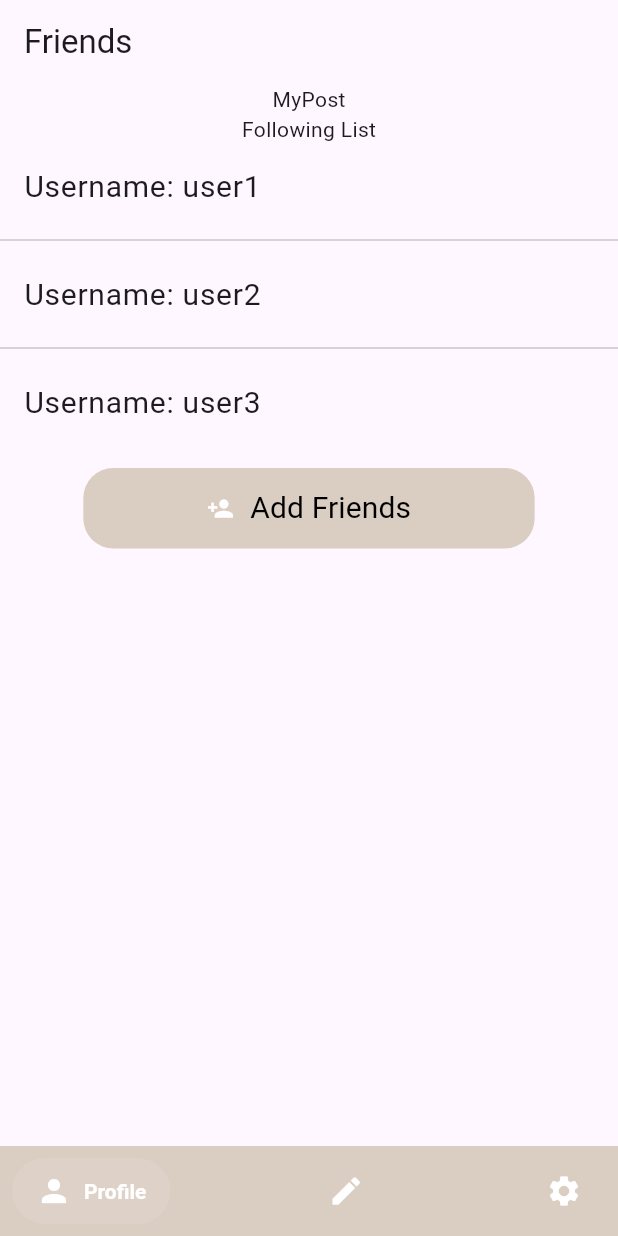
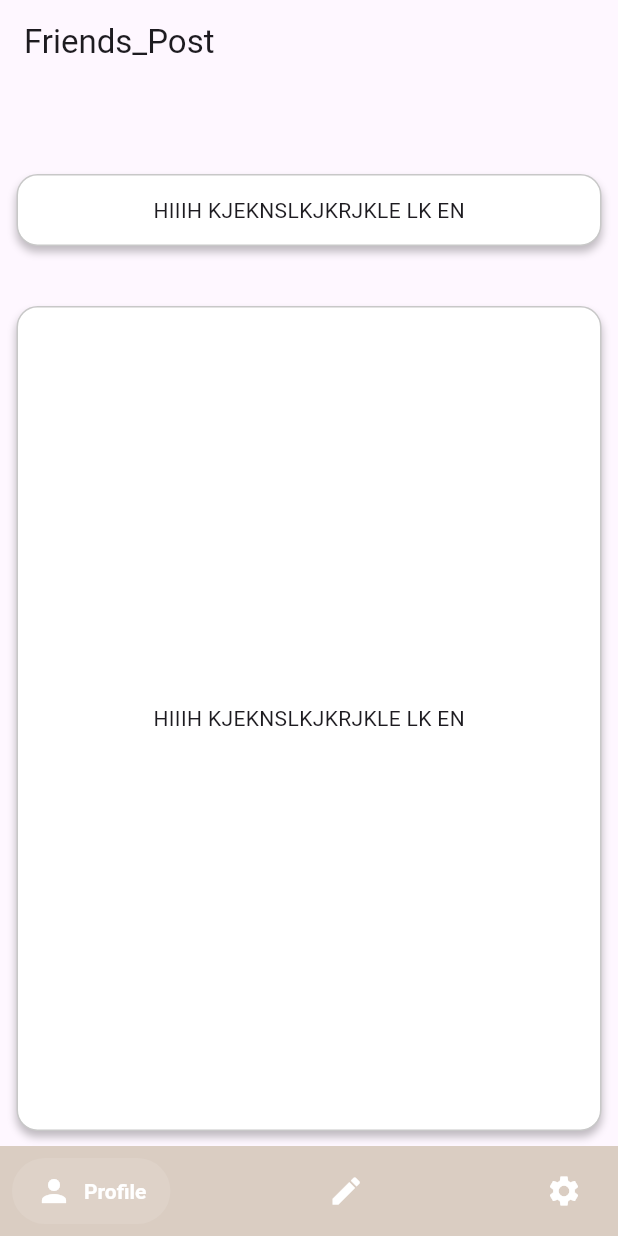
Before and after one commit to Skhuthon/Skhuthon_0th_TEAM02_FE, a Flutter app: the screen it shows after launch, on a phone screen of 412 x 824 dp. Run offline on Flutter 3.47's test engine with Material 3 defaults, Android fonts, the phone set to English and light mode, and no system bars; drawn by our look-alikes of salomon_bottom_bar; our stand-ins replace flutter_riverpod, go_router, hooks_riverpod; missing offline and left inert: kakao_flutter_sdk; Roboto replaces fonts that are missing (Ink Free).

Commit message:
[#5] feat : Friends의 게시물을 보여주는 UI 구현

```diff
--- a/lib/app_router.dart
+++ b/lib/app_router.dart
@@ -2,6 +2,7 @@
 import 'package:flutter/material.dart';
 import 'package:hooks_riverpod/hooks_riverpod.dart';
 import 'package:go_router/go_router.dart';
+import 'package:skhuthon_app/screens/friends/friendPost_screen.dart';
 import 'package:skhuthon_app/screens/friends/friendsList_screen.dart';
 import 'package:skhuthon_app/screens/home/home_screen.dart';
 import 'package:skhuthon_app/screens/post/createPost_screen.dart';
@@ -17,7 +18,7 @@ final routerProvider = Provider<GoRouter>((ref) {
   return GoRouter(
       navigatorKey: _key,
       debugLogDiagnostics: true,
-      initialLocation: '/friendsList',
+      initialLocation: '/friendPost',
       refreshListenable: authState,
 
       routes: [
@@ -36,8 +37,14 @@ final routerProvider = Provider<GoRouter>((ref) {
         GoRoute(
           path: '/friendsList',
           name: 'friendsList',
-          builder: (context, state) => const FriendsList_Screen()
-        )
+          builder: (context, state) => const FriendsListScreen()
+        ),
+        GoRoute(
+            path: '/friendPost',
+            name: 'friendPost',
+            builder: (context, state) => const FriendPostScreen()
+        ),
+
       ],
 
       redirect: (context, state) {
--- a/lib/common/widgets/tabBarBase.dart
+++ b/lib/common/widgets/tabBarBase.dart
@@ -32,7 +32,7 @@ class TabBarBase extends ConsumerWidget {
         ref.read(tabBarProvider.notifier).updateIndex(i);
         switch (i) {
           case 0:
-            router.go('/profile');
+            router.go('/friendsList');
             break;
           case 1:
             router.go('/');
--- /dev/null
+++ b/lib/screens/friends/friendPost_screen.dart
@@ -0,0 +1,73 @@
+import 'package:flutter/material.dart';
+import 'package:skhuthon_app/common/widgets/tabBarBase.dart';
+
+class FriendPostScreen extends StatefulWidget {
+  const FriendPostScreen({super.key});
+
+  @override
+  State<FriendPostScreen> createState() => _FriendPostScreenState();
+}
+
+class _FriendPostScreenState extends State<FriendPostScreen> {
+  @override
+  Widget build(BuildContext context) {
+    return Scaffold(
+      appBar: AppBar(
+          title: const Text(
+        'Friends_Post',
+
+      )),
+      body: Center(
+        child: Column(
+          children: [
+            Padding(padding: EdgeInsets.all(30)),
+            Container(
+                width: 390,
+                height: 48,
+                decoration: ShapeDecoration(
+                  color: Colors.white,
+                  shape: RoundedRectangleBorder(
+                    side: BorderSide(width: 1, color: Color(0xFFC8C8C8)),
+                    borderRadius: BorderRadius.circular(14),
+                  ),
+                  shadows: const [
+                    BoxShadow(
+                      color: Color(0x3F000000),
+                      blurRadius: 4,
+                      offset: Offset(0, 4),
+                      spreadRadius: 0,
+                    )
+                  ],
+                ),
+                child: const Center(
+                  child: Text('HIIIH KJEKNSLKJKRJKLE LK EN'),
+                )),
+            Padding(padding: EdgeInsets.all(20)),
+            Container(
+                width: 390,
+                height: 550,
+                decoration: ShapeDecoration(
+                  color: Colors.white,
+                  shape: RoundedRectangleBorder(
+                    side: BorderSide(width: 1, color: Color(0xFFC8C8C8)),
+                    borderRadius: BorderRadius.circular(14),
+                  ),
+                  shadows: const [
+                    BoxShadow(
+                      color: Color(0x3F000000),
+                      blurRadius: 4,
+                      offset: Offset(0, 4),
+                      spreadRadius: 0,
+                    )
+                  ],
+                ),
+                child: const Center(
+                  child: Text('HIIIH KJEKNSLKJKRJKLE LK EN'),
+                )),
+          ],
+        ),
+      ),
+      bottomNavigationBar: TabBarBase(),
+    );
+  }
+}
--- a/lib/screens/friends/friendsList_screen.dart
+++ b/lib/screens/friends/friendsList_screen.dart
@@ -5,14 +5,14 @@ import 'package:skhuthon_app/common/widgets/tabBarBase.dart';
 import '../../common/color.dart';
 import '../../models/user.dart';
 
-class FriendsList_Screen extends StatefulWidget {
-  const FriendsList_Screen({super.key});
+class FriendsListScreen extends StatefulWidget {
+  const FriendsListScreen({super.key});
 
   @override
-  State<FriendsList_Screen> createState() => _FriendsList_ScreenState();
+  State<FriendsListScreen> createState() => _FriendsListScreenState();
 }
 
-class _FriendsList_ScreenState extends State<FriendsList_Screen> {
+class _FriendsListScreenState extends State<FriendsListScreen> {
   User user =
   User(name: 'a', email: 'd', followingList: ['user1', 'user2', 'user3']);
   final _formKey = GlobalKey<FormState>();
```
